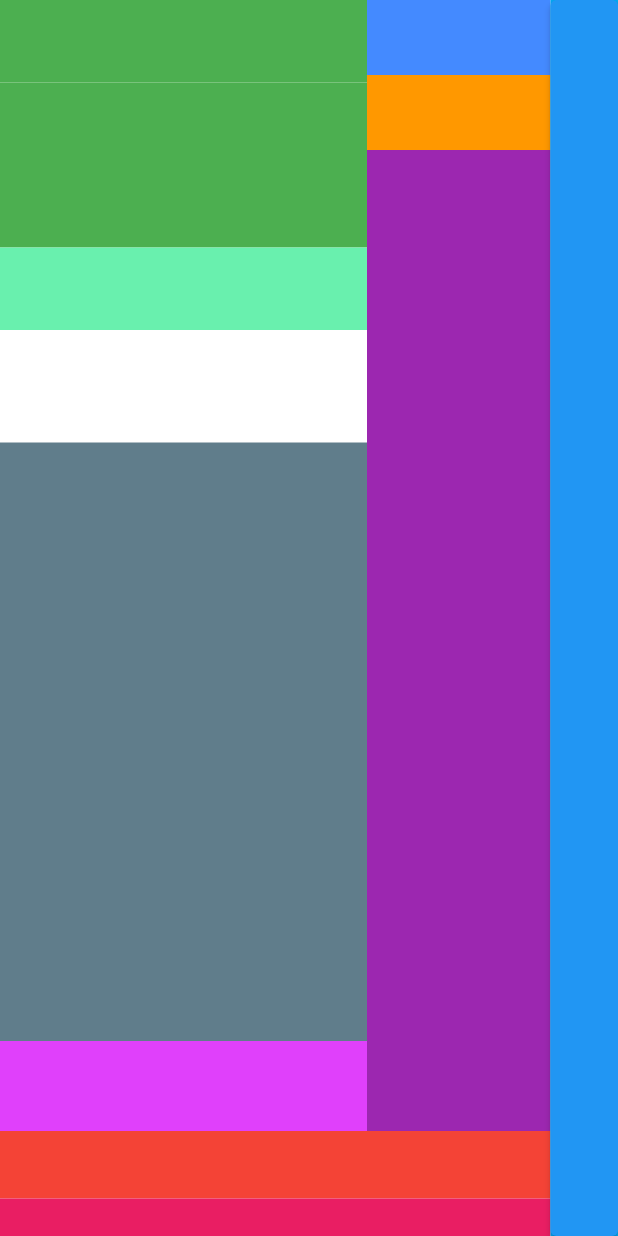
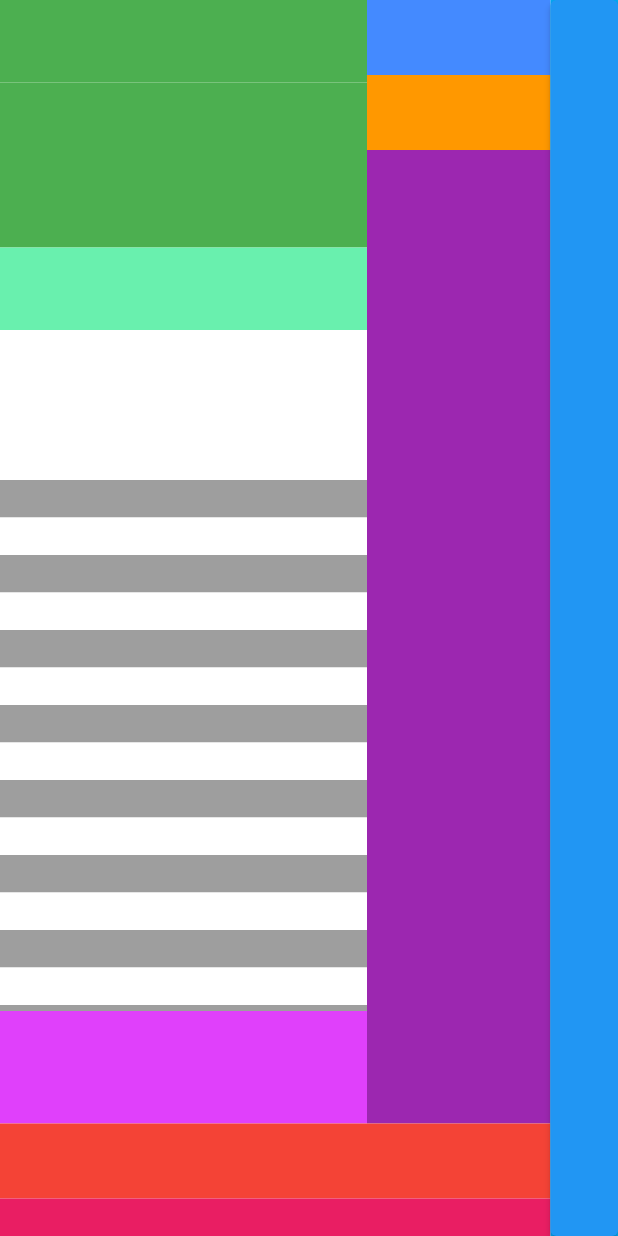
Before and after one commit to qaraee13566532/tech_scale, a Flutter app: the screen it shows after launch, on a phone screen of 412 x 824 dp. Run offline on Flutter 3.47's test engine with Material 2 defaults, Android fonts, the phone set to English and light mode, and no system bars; missing offline and left inert: window_size.

Commit message:
listview addedd.

```diff
--- a/lib/main.dart
+++ b/lib/main.dart
@@ -7,7 +7,7 @@ import 'package:window_size/window_size.dart';
 void main() {
   WidgetsFlutterBinding.ensureInitialized();
   if (Platform.isWindows) {
-    setWindowMinSize(const Size(1024, 768));
+    setWindowMinSize(const Size(800, 600));
   }
   runApp(MyApp());
 }
--- a/lib/views/weight_scale_ui/weight_scale_ui.dart
+++ b/lib/views/weight_scale_ui/weight_scale_ui.dart
@@ -59,12 +59,19 @@ class _WeightScaleUIState extends State<WeightScaleUI> {
                                         color: Colors.white60,
                                       ),
                                       Expanded(
-                                        child: Container(
-                                          color: Colors.blueGrey,
-                                        ),
+                                        child: ListView.builder(
+                                          itemCount: 50,
+                                          itemBuilder: (context, index) {
+                                            return Container(
+                                              height: 25,
+                                              width: double.infinity,
+                                              color:(index%2)==0 ? Colors.white : Colors.grey
+                                             );
+                                          },
+                                        )
                                       ),
                                       Container(
-                                        height: 60,
+                                        height: 75,
                                         color: Colors.purpleAccent,
                                       ),
                                     ],
@@ -93,7 +100,7 @@ class _WeightScaleUIState extends State<WeightScaleUI> {
                             ),
                           ),
                           drwaKeys==true ? Container(
-                            height: 45,
+                            height: 50,
                             color: Colors.red,
                           ):Container(
                             height: 0,
```
